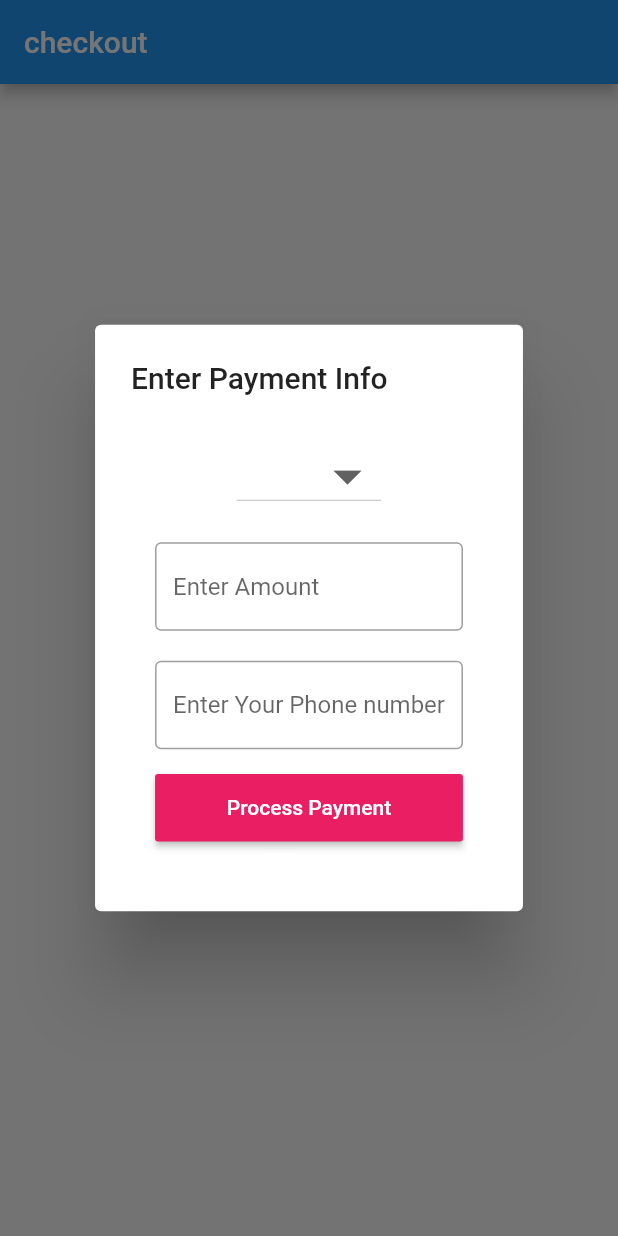
After one commit to iamEtornam/UnofficialMazzumaPlugin, a Flutter app: the screen it shows after launch, after a tap on "Make Payment", on a phone screen of 412 x 824 dp. The commit adds this screen. Run offline on Flutter 3.47's test engine with Material 2 defaults, Android fonts, the phone set to English and light mode, and no system bars; our stand-ins replace dio; Roboto replaces fonts that are missing (Champagne_Limousines).

Commit message:
added example of plugin

```diff
--- /dev/null
+++ b/example/lib/checkout_page.dart
@@ -0,0 +1,160 @@
+import 'package:flutter/material.dart';
+import 'package:unofficial_mazzuma_plugin/unofficial_mazzuma_plugin.dart';
+
+class CheckOutPage extends StatelessWidget {
+  final amountController = TextEditingController();
+  final numberController = TextEditingController();
+  String isSelected;
+
+  @override
+  Widget build(BuildContext context) {
+    return Scaffold(
+      appBar: AppBar(
+        title: Text('checkout'),
+      ),
+      body: Container(
+        width: double.infinity,
+        height: double.infinity,
+        child: Center(
+          child: Column(
+            crossAxisAlignment: CrossAxisAlignment.center,
+            mainAxisAlignment: MainAxisAlignment.center,
+            children: <Widget>[
+              Padding(
+                padding: EdgeInsets.all(30.0),
+                child: Text(
+                  'Payment was: ',
+                  style: TextStyle(fontSize: 24.0),
+                ),
+              ),
+              SizedBox(
+                height: 15.0,
+              ),
+              RaisedButton(
+                onPressed: () {
+                  showDialog(
+                      context: context,
+                      builder: (context) => AlertDialog(
+                          title: Text('Enter Payment Info',
+                              style: TextStyle(
+                                fontFamily: 'Champagne_Limousines',
+                              )),
+                          content: SingleChildScrollView(
+                            child: Container(
+                              height: 300.0,
+                              child: Column(
+                                mainAxisSize: MainAxisSize.min,
+                                crossAxisAlignment: CrossAxisAlignment.center,
+                                verticalDirection: VerticalDirection.down,
+                                children: <Widget>[
+                                  Padding(
+                                      padding: EdgeInsets.fromLTRB(
+                                          16.0, 10.0, 16.0, 10.0),
+                                      child: DropdownButton(
+                                        iconSize: 45.0,
+
+                                          items: <String>[
+                                            'MTN',
+                                            'TIGO',
+                                            'AIRTEL'
+                                          ].map((String value) {
+                                            return DropdownMenuItem<String>(
+                                              value: value,
+                                              child: Text(value),
+                                            );
+                                          }).toList(),
+                                          onChanged: (String value) {
+                                            isSelected = value;
+                                          })),
+                                  Padding(
+                                    padding: EdgeInsets.fromLTRB(
+                                        16.0, 10.0, 16.0, 10.0),
+                                    child: TextField(
+                                      controller: amountController,
+                                      keyboardType: TextInputType.number,
+                                      decoration: InputDecoration(
+                                          border: OutlineInputBorder(),
+                                          hintText: 'Enter Amount ',
+                                          hintStyle: TextStyle(
+                                            fontFamily: 'Champagne_Limousines',
+                                          )),
+                                    ),
+                                  ),
+                                  Padding(
+                                    padding: EdgeInsets.fromLTRB(
+                                        16.0, 10.0, 16.0, 10.0),
+                                    child: TextField(
+                                      controller: numberController,
+                                      keyboardType: TextInputType.number,
+                                      decoration: InputDecoration(
+                                          border: OutlineInputBorder(),
+                                          hintText: 'Enter Your Phone number',
+                                          hintStyle: TextStyle(
+                                            fontFamily: 'Champagne_Limousines',
+                                          )),
+                                    ),
+                                  ),
+                                  Padding(
+                                    padding: EdgeInsets.fromLTRB(
+                                        16.0, 5.0, 16.0, 10.0),
+                                    child: ButtonTheme(
+                                      buttonColor: Colors.pink,
+                                      minWidth: double.infinity,
+                                      height: 45.0,
+                                      child: MaterialButton(
+                                        color: Colors.pink,
+                                        onPressed: () async {
+                                          makePayment(
+                                              isSelected,
+                                              numberController.text,
+                                              double.parse(
+                                                  amountController.text));
+                                        },
+                                        child: Text(
+                                          'Process Payment',
+                                          style: TextStyle(
+                                              color: Colors.white,
+                                              fontFamily:
+                                                  'Champagne_Limousines'),
+                                        ),
+                                      ),
+                                    ),
+                                  )
+                                ],
+                              ),
+                            ),
+                          )));
+                },
+                color: Theme.of(context).primaryColor,
+                textColor: Colors.white,
+                padding: EdgeInsets.all(16.0),
+                child: Text('Make Payment'),
+              )
+            ],
+          ),
+        ),
+      ),
+    );
+  }
+
+  void makePayment(
+      String userNetwork, String userNumber, double paymentAmount) {
+    String paymentOption;
+    String myNumber = "0245436757"; //mtn number
+    String myApiKey = "";
+
+    if (userNetwork == "AIRTEL") {
+      paymentOption = "ratm";
+    } else if (userNetwork == "MTN") {
+      paymentOption = "rmtm";
+    } else if (userNetwork == "TIGO") {
+      paymentOption = "rttm";
+    } else {
+      paymentOption = "unknown";
+    }
+
+    UnofficialMazzumaPlugin mazzumaPlugin = new UnofficialMazzumaPlugin();
+    mazzumaPlugin.processPayment(paymentAmount, userNetwork, myNumber,
+        userNumber, paymentOption, myApiKey);
+  }
+}
--- a/example/lib/main.dart
+++ b/example/lib/main.dart
@@ -1,29 +1,8 @@
 import 'package:flutter/material.dart';
+import 'package:unofficial_mazzuma_plugin_example/checkout_page.dart';
 
-void main() => runApp(MyApp());
-
-class MyApp extends StatefulWidget {
-  @override
-  _MyAppState createState() => _MyAppState();
+main() {
+  runApp(MaterialApp(
+    home: CheckOutPage(),
+  ));
 }
-
-class _MyAppState extends State<MyApp> {
-  @override
-  void initState() {
-    super.initState();
-  }
-
-  @override
-  Widget build(BuildContext context) {
-    return MaterialApp(
-      home: Scaffold(
-        appBar: AppBar(
-          title: const Text('Plugin example app'),
-        ),
-        body: Center(
-          child: Text('Payment was: '),
-        ),
-      ),
-    );
-  }
-}
```
Also changed, not shown: 1 other file.
